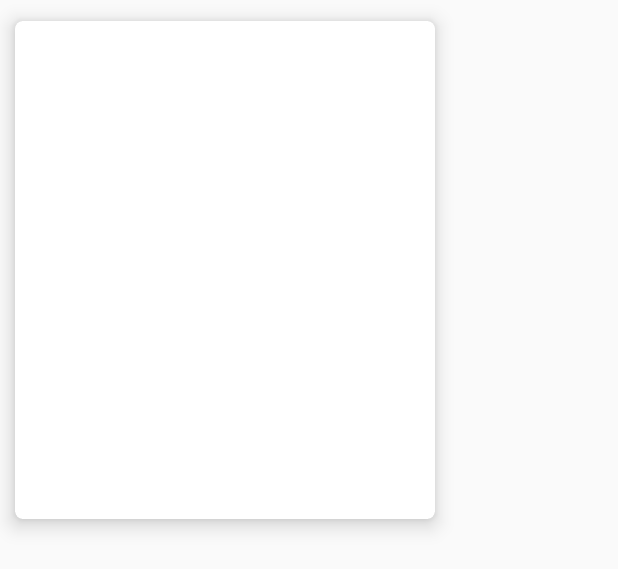
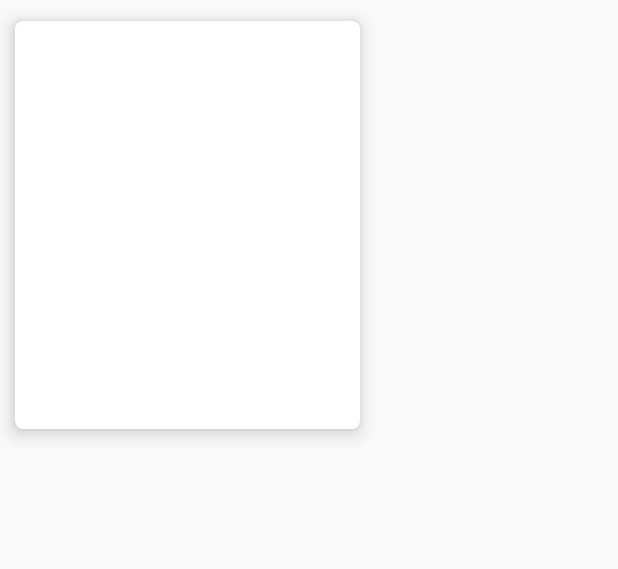
Before and after one commit to ksu3101/CarouselViewPager, an Android app: the layout main_f_card.xml on its own in the app's theme, with its tools: preview values and no code run, on a phone screen of 412 x 824 dp. Shown: the top 569 px of the screen. Run offline under Robolectric (Android 15) with nearby library versions, the phone set to English and light mode, and no system bars.

Commit message:
[Update] update prototype sources.

```diff
--- a/app/src/main/res/layout/main_f_card.xml
+++ b/app/src/main/res/layout/main_f_card.xml
@@ -2,18 +2,26 @@
 <android.support.v7.widget.CardView
    xmlns:android="http://schemas.android.com/apk/res/android"
    xmlns:app="http://schemas.android.com/apk/res-auto"
-   android:layout_width="@dimen/main_card_width"
-   android:layout_height="@dimen/main_card_height"
-   app:cardBackgroundColor="@color/white"
+   android:layout_width="250dp"
+   android:layout_height="300dp"
    app:cardCornerRadius="@dimen/main_card_corner"
    app:cardElevation="8dp"
    app:cardUseCompatPadding="true">
 
    <LinearLayout
+      android:id="@+id/main_f_card_container"
       android:layout_width="match_parent"
       android:layout_height="match_parent"
       android:orientation="vertical">
 
+      <TextView
+         android:id="@+id/main_f_card_tv"
+         android:layout_width="match_parent"
+         android:layout_height="match_parent"
+         android:gravity="center"
+         android:textColor="@color/white"
+         android:textSize="24sp"/>
+
    </LinearLayout>
 
 </android.support.v7.widget.CardView>
```
Also changed, not shown: app/src/main/java/kr/swkang/carouselviewpager/main/MainActivity.java (+27 -0 lines), app/src/main/java/kr/swkang/carouselviewpager/main/MainActivityPresenter.java (+15 -4 lines), app/src/main/java/kr/swkang/carouselviewpager/main/model/UserCardItem.java (+8 -0 lines), app/src/main/java/kr/swkang/carouselviewpager/main/sub/CardFragment.java (+20 -0 lines), app/src/main/java/kr/swkang/carouselviewpager/utils/ViewPagerTransformer.java (added, +71 -0 lines), app/src/main/res/layout/main_activity.xml (+5 -2 lines).
